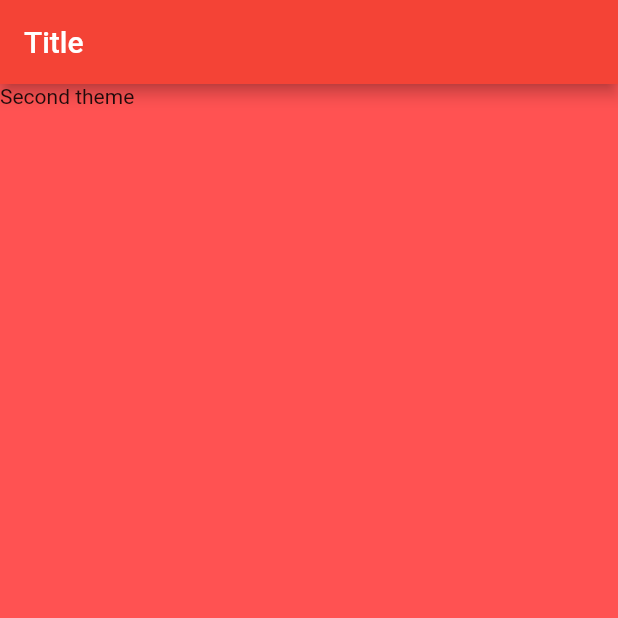
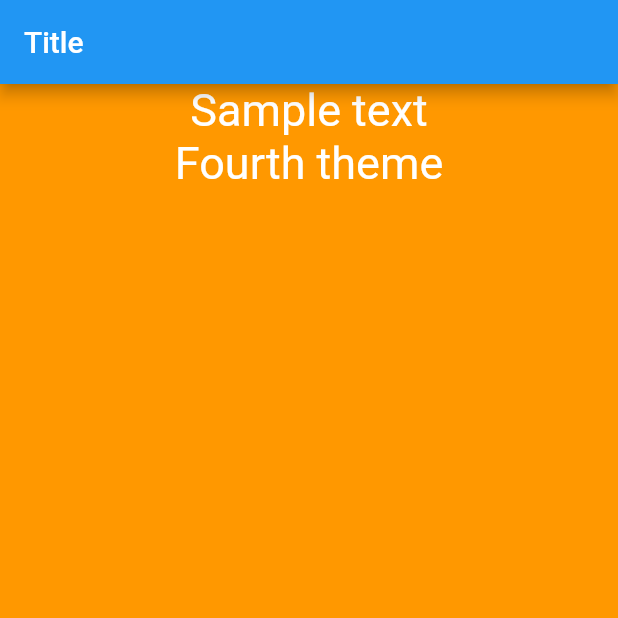
Before and after one commit to fmatosqg/flutter_problem, a Flutter app: the screen it shows after launch, on a phone screen of 412 x 824 dp, the top half of it. Run offline on Flutter 3.47's test engine with Material 2 defaults, Android fonts, the phone set to English and light mode, and no system bars.

Commit message:
Glitches on theme transitions

```diff
--- a/lib/main.dart
+++ b/lib/main.dart
@@ -22,7 +22,14 @@ class MyAppState extends State<MyApp> {
         appBar: new AppBar(
           title: new Text('Title'),
         ),
-        body: new Text(_debugMsg),
+        body: new Center(
+          child: new Column(
+            children: <Widget>[
+              new Text('Sample text'),
+              new Text(_debugMsg),
+            ],
+          ),
+        ),
       ),
     );
   }
@@ -47,12 +54,20 @@ class MyAppState extends State<MyApp> {
     _debugMsg = 'First theme';
     print(_debugMsg);
 
-    _scheduleThemeChange('Second theme', 5, secondThemeData);
+    var interval = 2;
+    // color changes
+    _scheduleThemeChange('Second theme', interval, secondThemeData);
 
-
+    // font changes
+    _scheduleThemeChange('Third theme', interval * 2, thirdThemeData);
+    _scheduleThemeChange('Fourth theme', interval * 3, fourthThemeData);
+    _scheduleThemeChange('Fifth theme causes glitch', interval * 4, fifthThemeData);
+    _scheduleThemeChange('6th theme', interval * 5, sixthThemeData);
+    _scheduleThemeChange('7th', interval * 6, seventhThemeData);
+//    _scheduleThemeChange('8th', interval * 7, eightThemeData);
   }
 
-  _scheduleThemeChange(String msg, int delaySeconds, ThemeData theme){
+  _scheduleThemeChange(String msg, int delaySeconds, ThemeData theme) {
     new Timer(new Duration(seconds: delaySeconds), () {
       setState(() {
         _debugMsg = msg;
@@ -64,7 +79,63 @@ class MyAppState extends State<MyApp> {
 }
 
 var initialThemeData = new ThemeData(
-    primarySwatch: Colors.blue, scaffoldBackgroundColor: Colors.yellow);
+    primarySwatch: Colors.blue, scaffoldBackgroundColor: Colors.blueGrey);
 
-var secondThemeData = new ThemeData(
-    primarySwatch: Colors.red, scaffoldBackgroundColor: Colors.redAccent);
+var secondThemeData = initialThemeData.copyWith(
+//    primarySwatch: Colors.red, //---> compile error
+  scaffoldBackgroundColor: Colors.purple,
+);
+
+///////
+// these themes will use 7th version as reference
+var thirdThemeData = initialThemeData.copyWith(
+//    primarySwatch: Colors.red, //---> compile error
+  scaffoldBackgroundColor: Colors.orange,
+  textTheme: new TextTheme(
+    title: new TextStyle(fontSize: 40.0),
+    display4: new TextStyle(fontSize: 10.0),
+    display3: new TextStyle(fontSize: 10.0),
+    display2: new TextStyle(fontSize: 10.0),
+    display1: new TextStyle(fontSize: 10.0),
+    headline: new TextStyle(fontSize: 10.0),
+    subhead: new TextStyle(fontSize: 10.0),
+    body2: new TextStyle(fontSize: 10.0),
+    body1: new TextStyle(fontSize: 30.0),
+    caption: new TextStyle(fontSize: 10.0),
+    button: new TextStyle(fontSize: 10.0),
+  ),
+);
+
+var fourthThemeData = thirdThemeData.copyWith(
+  scaffoldBackgroundColor: Colors.orange,
+);
+
+var fifthThemeData = thirdThemeData.copyWith(
+  scaffoldBackgroundColor: Colors.orange,
+  textTheme: new TextTheme(
+    title: new TextStyle(fontSize: 40.0),
+    display4: new TextStyle(fontSize: 10.0),
+//    display3: new TextStyle(fontSize: 10.0), // uncomment to fix project
+    display2: new TextStyle(fontSize: 10.0),
+    display1: new TextStyle(fontSize: 10.0),
+    headline: new TextStyle(fontSize: 10.0),
+    subhead: new TextStyle(fontSize: 10.0),
+    body2: new TextStyle(fontSize: 10.0),
+    body1: new TextStyle(fontSize: 60.0),
+    caption: new TextStyle(fontSize: 10.0),
+    button: new TextStyle(fontSize: 10.0),
+  ),
+);
+
+var sixthThemeData = fourthThemeData;
+
+var seventhThemeData = fourthThemeData.copyWith(
+  textTheme: fourthThemeData.textTheme
+      .copyWith(body1: new TextStyle(fontSize: 50.0, color: Colors.white70)),
+);
+
+// 1- ThemeData copyWith missing primarySwatch
+// 2- When hot reload after editing initialThemeData.scaffoldBackgroundColor no changes are noticed, needs full reload, even with transitions between themes. Same with font size changes.
+// 3- Small size change on AppBar text when transitioning from first to second theme (it shrinks a bit then comes back)
+// 4- transition from 4th to 5th theme causes typography.dart assertion error because display3 is null on 5th theme
+// 5- transition from 5th to 6th theme causes typography.dart assertion error because display3 is null on 5th theme
```
